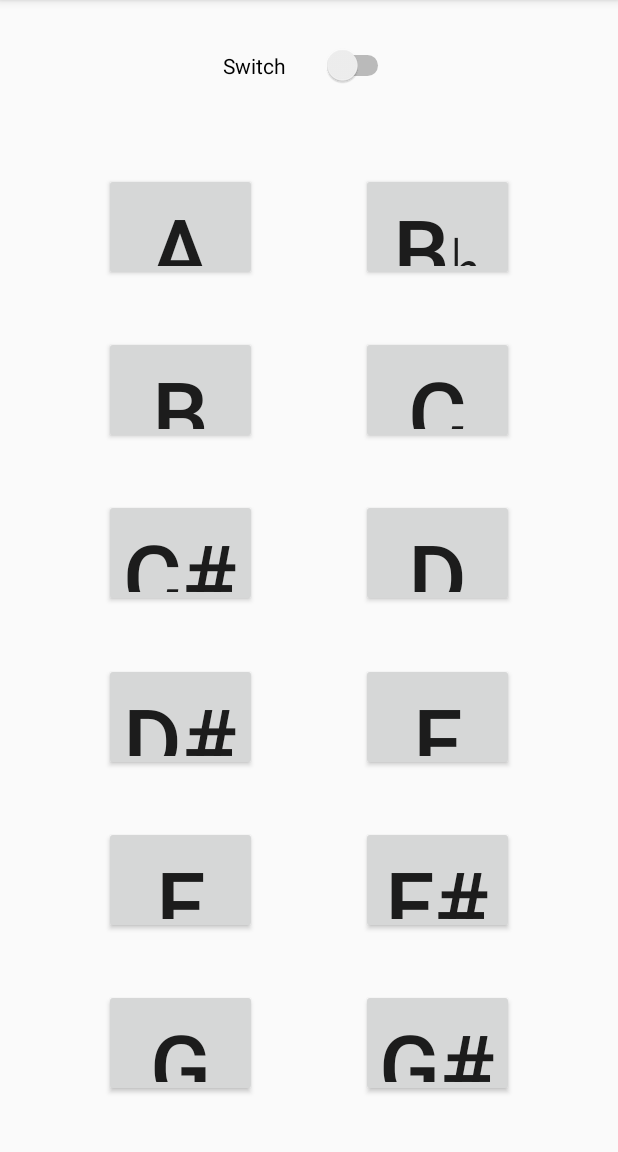
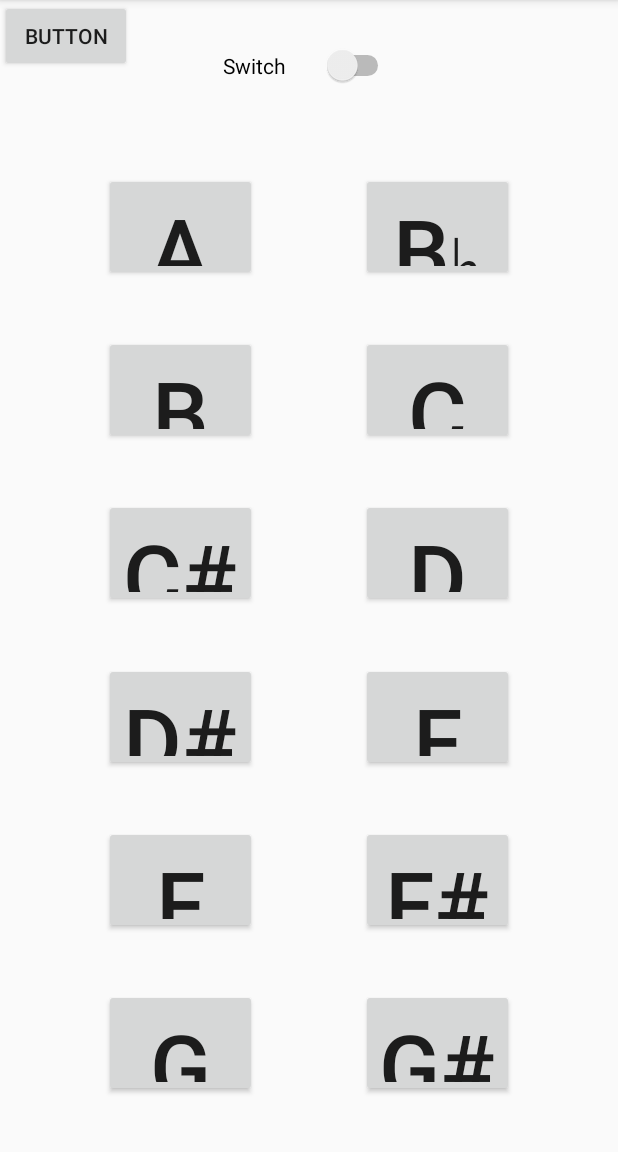
Before and after one commit to JoKoyama/Soundboard, an Android app: the screen it shows after launch (SoundBoardActivity), on a phone screen of 412 x 824 dp, the part 84-1236 px from its top. Run offline under Robolectric (Android 15) with nearby library versions, the phone set to English and light mode, and no system bars.

Commit message:
started adding notes to play and added sound class

```diff
--- /dev/null
+++ b/app/src/main/java/com/example/soundboard/Sound.java
@@ -0,0 +1,26 @@
+package com.example.soundboard;
+
+public class Sound {
+    private int sound;
+    private double noteTime;
+    public Sound(int soundId,double noteTime){
+        this.noteTime = noteTime;
+        sound = soundId;
+    };
+
+    public int getSound() {
+        return sound;
+    }
+
+    public void setSound(int sound) {
+        this.sound = sound;
+    }
+
+    public double getNoteTime() {
+        return noteTime*357.14;
+    }
+
+    public void setNoteTime(double noteTime) {
+        this.noteTime = noteTime;
+    }
+}
--- a/app/src/main/java/com/example/soundboard/SoundBoardActivity.java
+++ b/app/src/main/java/com/example/soundboard/SoundBoardActivity.java
@@ -6,6 +6,8 @@ import android.os.Bundle;
 import android.util.Log;
 import android.view.View;
 import android.widget.Button;
+import android.widget.CompoundButton;
+import android.widget.Switch;
 
 import androidx.appcompat.app.AppCompatActivity;
 
@@ -27,7 +29,8 @@ public class SoundBoardActivity extends AppCompatActivity implements View.OnClic
     private Button g;
     private Button gSharp;
     private Button scale;
-//    private Switch switcher;
+    private Button song;
+    private Switch switcher;
     private SoundPool soundPool;
     private Boolean isSoundPoolLoaded;
     private int soundIDa;
@@ -54,9 +57,12 @@ public class SoundBoardActivity extends AppCompatActivity implements View.OnClic
     private int soundIDhighfSharp;
     private int soundIDhighg;
     private int soundIDhighgSharp;
+    private Sound sound;
     private Map<Integer,Integer> noteMap;
     private ArrayList<Integer> scaleList;
-    private ArrayList<Integer> songList;
+    private ArrayList<Sound> melA;
+    private ArrayList<Sound> melB;
+
 
     @Override
     protected void onCreate(Bundle savedInstanceState) {
@@ -102,7 +108,8 @@ public class SoundBoardActivity extends AppCompatActivity implements View.OnClic
         soundIDhighgSharp = soundPool.load(this, R.raw.scalehighgs,1);
         noteMap = new HashMap<>();
         scaleList = new ArrayList();
-
+        melA = new ArrayList();
+        melB = new ArrayList();
         noteMap.put(a.getId(),soundIDhigha);
         noteMap.put(bFlat.getId(),soundIDhighbFlat);
         noteMap.put(b.getId(),soundIDhighb);
@@ -141,14 +148,24 @@ public class SoundBoardActivity extends AppCompatActivity implements View.OnClic
         scaleList.add(soundIDhighg);
         scaleList.add(soundIDhighgSharp);
 
-        songList.add(soundIDhighd);
-        songList.add(soundIDhighfSharp);
-        songList.add(soundIDhighd);
-        songList.add(soundIDhighfSharp);
-        songList.add(soundIDhighd);
-        songList.add(soundIDhighfSharp);
+        melA.add(new Sound(soundIDhighd,1.5));
+        melA.add(new Sound(soundIDhighf,1.5));
+        melA.add(new Sound(soundIDhighd,1.5));
+        melA.add(new Sound(soundIDhighf,1.5));
+        melA.add(new Sound(soundIDhighd,1.0));
+        melA.add(new Sound(soundIDhighf,1.0));
+        melA.add(new Sound(soundIDhighd,0.0));
+        melA.add(new Sound(soundIDbFlat,8.0));
 
-
+        melB.add(new Sound(soundIDhighd,1.5));
+        melB.add(new Sound(soundIDhighf,1.5));
+        melB.add(new Sound(soundIDhighd,1.5));
+        melB.add(new Sound(soundIDhighf,1.5));
+        melB.add(new Sound(soundIDhighd,1.0));
+        melB.add(new Sound(soundIDhighf,1.0));
+        melB.add(new Sound(soundIDhighd,0.0));
+        melB.add(new Sound(soundIDbFlat,0.0));
+        melB.add(new Sound(soundIDd,8.0));
 
 
     }
@@ -168,8 +185,30 @@ public class SoundBoardActivity extends AppCompatActivity implements View.OnClic
         fSharp.setOnClickListener(keyBoardListener);
         g.setOnClickListener(keyBoardListener);
         gSharp.setOnClickListener(keyBoardListener);
+        song.setOnClickListener(this);
         scale.setOnClickListener(this);
-//        switcher.setOnClickListener();
+        switcher.setOnCheckedChangeListener(new CompoundButton.OnCheckedChangeListener() {
+            @Override
+            public void onCheckedChanged(CompoundButton compoundButton, boolean z) {
+                if (z) {
+                    a.setVisibility(View.GONE);
+                    bFlat.setVisibility(View.GONE);
+                    b.setVisibility(View.GONE);
+                    c.setVisibility(View.GONE);
+                    cSharp.setVisibility(View.GONE);
+                    d.setVisibility(View.GONE);
+                    dSharp.setVisibility(View.GONE);
+                    e.setVisibility(View.GONE);
+                    f.setVisibility(View.GONE);
+                    fSharp.setVisibility(View.GONE);
+                    g.setVisibility(View.GONE);
+                    gSharp.setVisibility(View.GONE);
+                    scale.setVisibility(View.VISIBLE);
+                }
+            }
+        });
+
+
     }
 
     private void playSound(int soundID) {
@@ -199,7 +238,20 @@ public class SoundBoardActivity extends AppCompatActivity implements View.OnClic
         g = findViewById(R.id.button_Main_G);
         gSharp = findViewById(R.id.button_Main_GSharp);
         scale = findViewById(R.id.button_main_scale);
-//        switcher = findViewById(R.id.switch_main_LayoutSwitch);
+        switcher = findViewById(R.id.switch_main_LayoutSwitch);
+        song = findViewById(R.id.button_main_song);
+    }
+    private void playNote(int note,double temp){
+        if (temp == 0){
+            soundPool.play(note,1,1,1,0,1);
+            delay((int)temp);
+        }
+        else{
+            soundPool.play(note,1,1,1,0,1);
+            delay((int)temp);
+            soundPool.autoPause();
+        }
+
     }
 
 
@@ -207,14 +259,18 @@ public class SoundBoardActivity extends AppCompatActivity implements View.OnClic
     @Override
     public void onClick(View view) {
         switch(view.getId()) {
-            case R.id.button_main_scale : {
-                for( int note : scaleList) {
+            case R.id.button_main_scale: {
+                for (int note : scaleList) {
                     playSound(note);
                     delay(200);
                 }
                 break;
             }
-//            case R.id.butt
+            case R.id.button_main_song: {
+               for (Sound note: melB) {
+                   playNote(note.getSound(),note.getNoteTime());
+               }
+            }
         }
     }
 
--- a/app/src/main/res/layout/activity_sound_board.xml
+++ b/app/src/main/res/layout/activity_sound_board.xml
@@ -181,4 +181,12 @@
         app:layout_constraintStart_toStartOf="parent"
         app:layout_constraintTop_toTopOf="parent"
         app:layout_constraintVertical_bias="0.012" />
+
+    <Button
+        android:id="@+id/button_main_song"
+        android:layout_width="wrap_content"
+        android:layout_height="wrap_content"
+        android:text="Button"
+        tools:layout_editor_absoluteX="161dp"
+        tools:layout_editor_absoluteY="483dp" />
 </androidx.constraintlayout.widget.ConstraintLayout>
```
